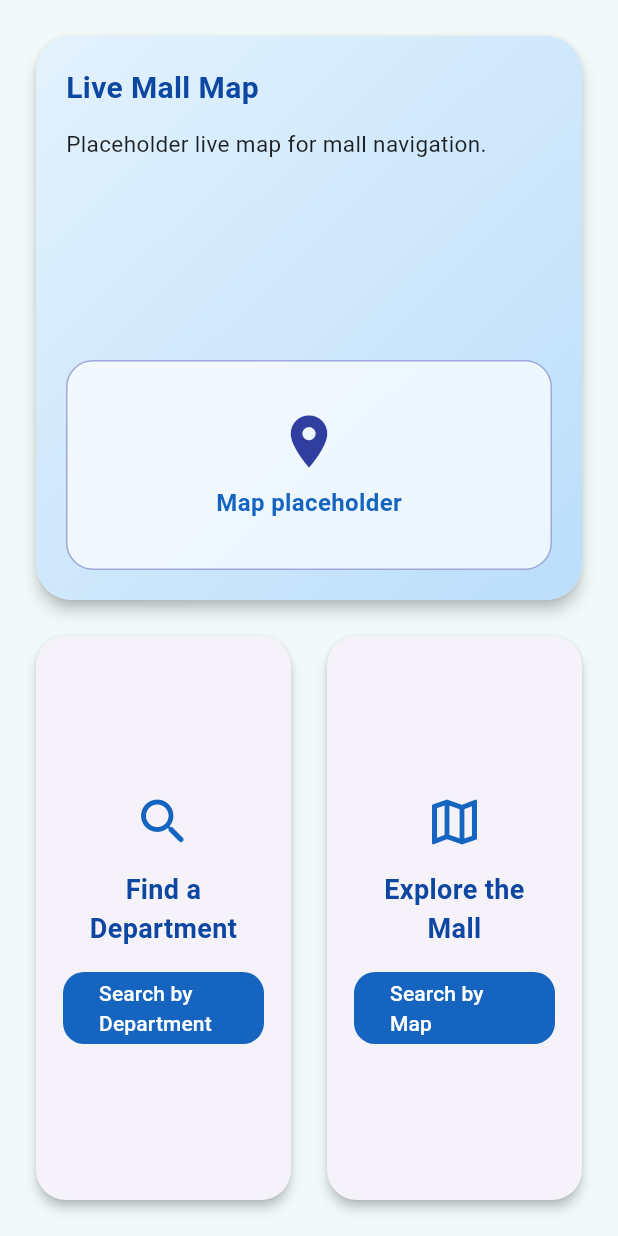
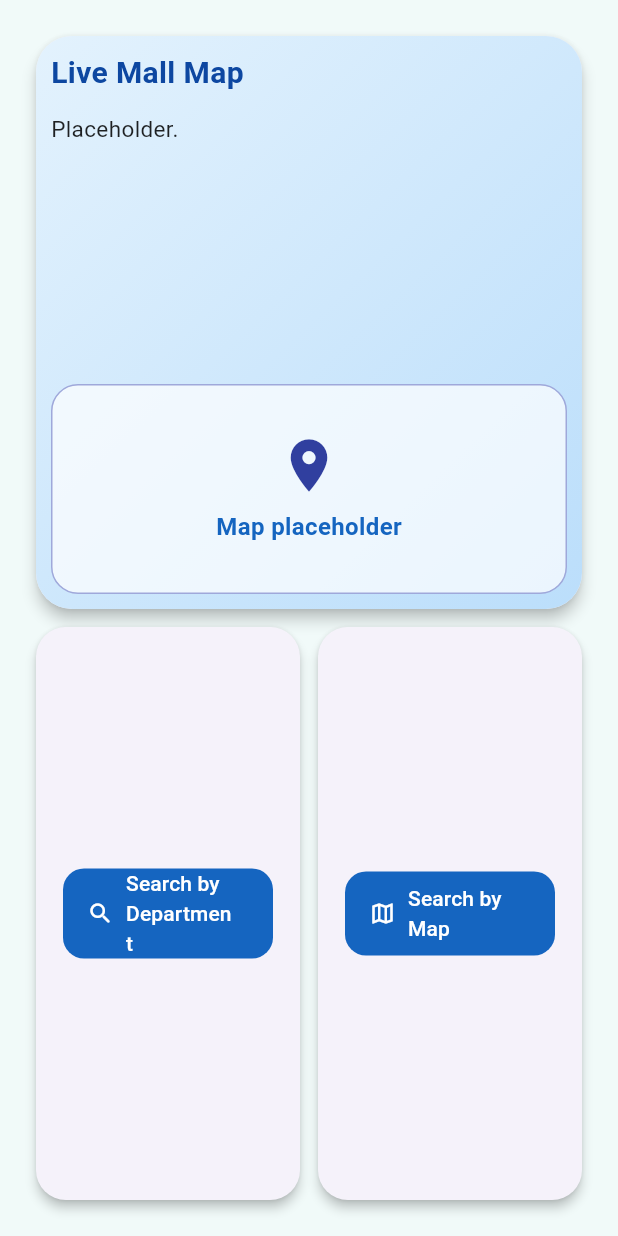
Before and after one commit to JPrisci/Medibot-, a Flutter app: the screen it shows after launch, after a tap on "Start", on a phone screen of 412 x 824 dp. Run offline on Flutter 3.47's test engine with Material 3 defaults, Android fonts, the phone set to English and light mode, and no system bars.

Commit message:
Formatting & Bugs

```diff
--- a/lib/screens/main_layout_page.dart
+++ b/lib/screens/main_layout_page.dart
@@ -20,7 +20,7 @@ class MainLayoutPage extends StatelessWidget {
               flex: 1,
               child: _buildMapPane(),
             ),
-            const SizedBox(height: 16),
+            const SizedBox(height: 4),
             Expanded(
               flex: 1,
               child: Row(
@@ -28,7 +28,6 @@ class MainLayoutPage extends StatelessWidget {
                   Expanded(
                     child: _buildOptionCard(
                       context: context,
-                      title: 'Find a Department',
                       icon: Icons.search_rounded,
                       buttonLabel: 'Search by Department',
                       onPressed: () {
@@ -42,11 +41,10 @@ class MainLayoutPage extends StatelessWidget {
                       },
                     ),
                   ),
-                  const SizedBox(width: 16),
+                  const SizedBox(width: 4),
                   Expanded(
                     child: _buildOptionCard(
                       context: context,
-                      title: 'Explore the Mall',
                       icon: Icons.map_outlined,
                       buttonLabel: 'Search by Map',
                       onPressed: () {
@@ -84,7 +82,7 @@ class MainLayoutPage extends StatelessWidget {
           ),
         ),
         child: Padding(
-          padding: const EdgeInsets.all(20),
+          padding: const EdgeInsets.all(10),
           child: Column(
             crossAxisAlignment: CrossAxisAlignment.start,
             children: [
@@ -98,7 +96,7 @@ class MainLayoutPage extends StatelessWidget {
               ),
               const SizedBox(height: 12),
               const Text(
-                'Placeholder live map for mall navigation.',
+                'Placeholder.',
                 style: TextStyle(fontSize: 15, color: Colors.black87),
               ),
               const Spacer(),
@@ -140,46 +138,31 @@ class MainLayoutPage extends StatelessWidget {
 
 Widget _buildOptionCard({
   required BuildContext context,
-    required String title,
   required IconData icon,
   required String buttonLabel,
   required VoidCallback onPressed,
 }) {
-    // Reusable card widget used for the two main actions on the home screen.
   return Card(
     elevation: 3,
-      shape: RoundedRectangleBorder(borderRadius: BorderRadius.circular(20)),
+    shape: RoundedRectangleBorder(
+      borderRadius: BorderRadius.circular(20),
+    ),
     child: Padding(
       padding: const EdgeInsets.all(18),
-        child: Column(
-          mainAxisAlignment: MainAxisAlignment.center,
-          children: [
-            Icon(icon, size: 40, color: const Color(0xFF1565C0)),
-            const SizedBox(height: 12),
-            Text(
-              title,
-              textAlign: TextAlign.center,
-              style: const TextStyle(
-                fontSize: 18,
-                fontWeight: FontWeight.w700,
-                color: Color(0xFF0D47A1),
-              ),
-            ),
-            const SizedBox(height: 16),
-            FilledButton(
+      child: Center(
+        child: FilledButton.icon(
           onPressed: onPressed,
+          icon: Icon(icon),
+          label: Text(buttonLabel),
           style: FilledButton.styleFrom(
             backgroundColor: const Color(0xFF1565C0),
-                minimumSize: const Size(double.infinity, 48),
+            minimumSize: const Size(double.infinity, 56),
             shape: RoundedRectangleBorder(
               borderRadius: BorderRadius.circular(14),
             ),
           ),
-              child: Text(buttonLabel),
         ),
-          ],
       ),
     ),
   );
-  }
-}
+}}
--- a/lib/screens/search_by_ward_page.dart
+++ b/lib/screens/search_by_ward_page.dart
@@ -21,7 +21,7 @@ class SearchByWardPage extends StatelessWidget {
     ];
 
     return Scaffold(
-      backgroundColor: const Color(0xFF0D47A1),
+      backgroundColor: const Color.fromARGB(255, 255, 255, 255),
       appBar: AppBar(
         title: const Text(
           'Search by Department',
```
Lines whose indentation alone changed are shown as unchanged.
